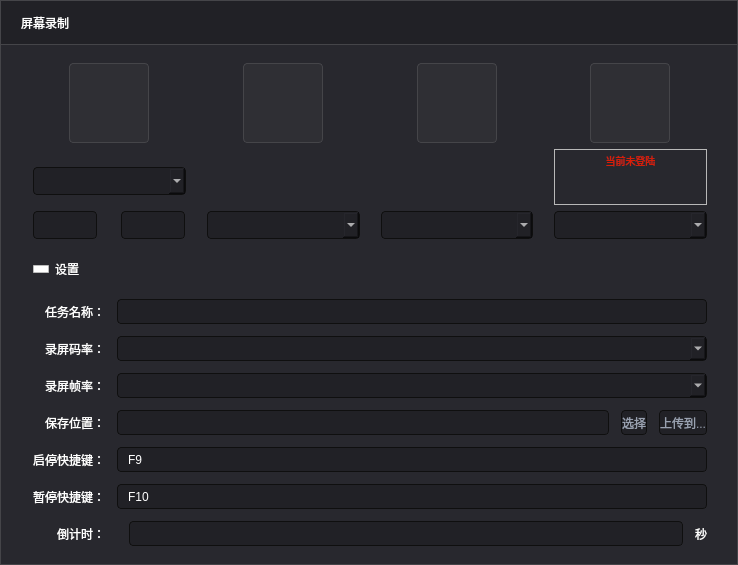
This is dialogs/recordingwindow.ui in Type3limit/ScreenRecorder as Qt 5 draws it before an edit. The edited form follows.
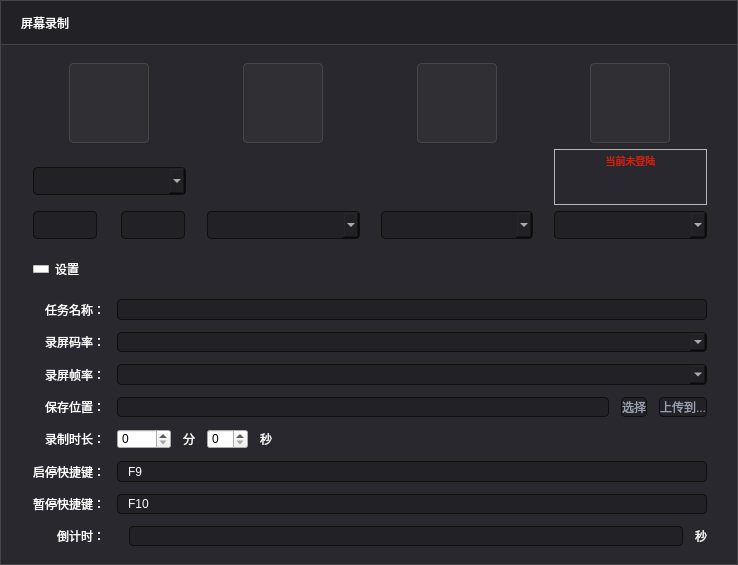
This is the edited form. Icons and pictures are not drawn. Custom widgets are drawn as their Qt base class.

Commit message: add:recording countdown fix:mini window button icon

What changed in the file:
```diff
--- a/dialogs/recordingwindow.ui
+++ b/dialogs/recordingwindow.ui
@@ -1229,6 +1229,64 @@
             </item>
            </layout>
           </item>
+          <item>
+           <layout class="QHBoxLayout" name="horizontalLayout_11">
+            <property name="leftMargin">
+             <number>20</number>
+            </property>
+            <property name="bottomMargin">
+             <number>0</number>
+            </property>
+            <item>
+             <widget class="QLabel" name="label_11">
+              <property name="text">
+               <string>录制时长：</string>
+              </property>
+             </widget>
+            </item>
+            <item>
+             <widget class="DSpinBox" name="m_minuteSpinBox">
+              <property name="maximum">
+               <number>9999</number>
+              </property>
+             </widget>
+            </item>
+            <item>
+             <widget class="QLabel" name="label_12">
+              <property name="text">
+               <string>分</string>
+              </property>
+             </widget>
+            </item>
+            <item>
+             <widget class="DSpinBox" name="m_secondSpinBox">
+              <property name="maximum">
+               <number>59</number>
+              </property>
+             </widget>
+            </item>
+            <item>
+             <widget class="QLabel" name="label_13">
+              <property name="text">
+               <string>秒</string>
+              </property>
+             </widget>
+            </item>
+            <item>
+             <spacer name="horizontalSpacer_3">
+              <property name="orientation">
+               <enum>Qt::Horizontal</enum>
+              </property>
+              <property name="sizeHint" stdset="0">
+               <size>
+                <width>40</width>
+                <height>20</height>
+               </size>
+              </property>
+             </spacer>
+            </item>
+           </layout>
+          </item>
           <item>
            <layout class="QHBoxLayout" name="horizontalLayout_17">
             <property name="leftMargin">
@@ -1322,6 +1380,11 @@
    <extends>QWidget</extends>
    <header>dswitch.h</header>
   </customwidget>
+  <customwidget>
+   <class>DSpinBox</class>
+   <extends>QSpinBox</extends>
+   <header>dspinbox.h</header>
+  </customwidget>
   <customwidget>
    <class>DComboBox</class>
    <extends>QComboBox</extends>
```
The commit also changes 4 other files.
